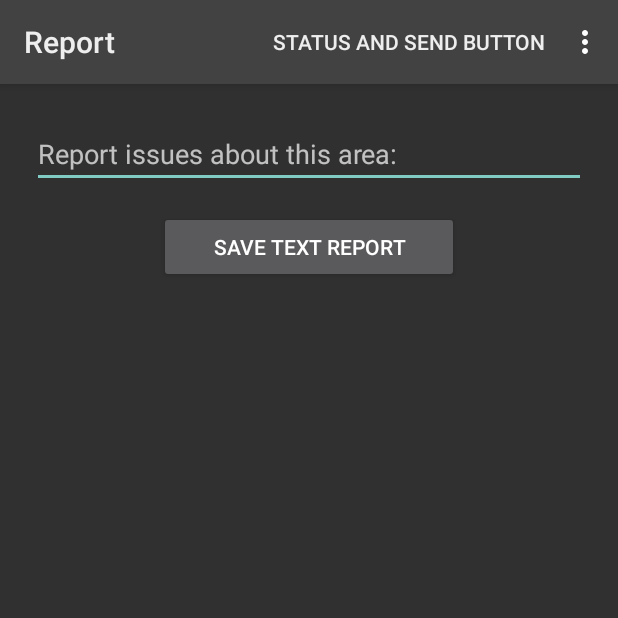
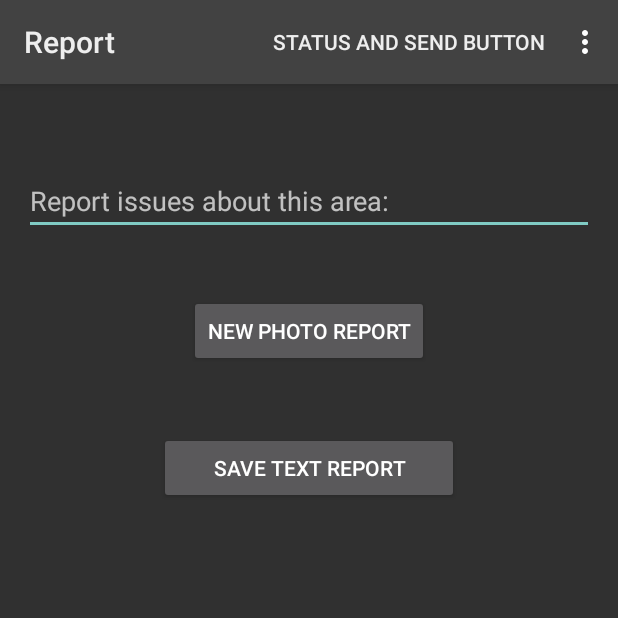
Before and after one commit to helliio/01-FFI_Android, an Android app: the Report screen opened directly, with no data from a screen before it, on a phone screen of 412 x 824 dp, the top half of it. Run offline under Robolectric (Android 15) with nearby library versions, the phone set to English and light mode, and no system bars.

Commit message:
Add add photo button

```diff
--- a/client/SituationAwareness/app/src/main/res/layout/report.xml
+++ b/client/SituationAwareness/app/src/main/res/layout/report.xml
@@ -6,28 +6,37 @@
     android:paddingRight="@dimen/activity_horizontal_margin"
     android:paddingTop="@dimen/activity_vertical_margin"
     android:paddingBottom="@dimen/activity_vertical_margin"
-                tools:context="ffiandroid.situationawareness.controller.Report">
+    tools:context="ffiandroid.situationawareness.Report">
 
     <EditText
         android:layout_width="match_parent"
         android:layout_height="wrap_content"
         android:id="@+id/report_edit_text_report"
         android:hint="@string/report_issues_about_this_area"
-        android:layout_marginRight="5dp"
-        android:layout_marginLeft="5dp"
-        android:layout_marginTop="8dp"
-        android:layout_marginBottom="15dp"
+        android:layout_marginTop="39dp"
         android:inputType="textMultiLine"
-        android:layout_centerHorizontal="true"/>
+        android:layout_alignParentTop="true"
+        android:layout_centerHorizontal="true" />
 
     <Button
         android:layout_width="wrap_content"
         android:layout_height="wrap_content"
         android:onClick="textReportOnClicked"
         android:width="200dp"
+        android:text="@string/save_report"
+        android:layout_marginTop="43dp"
+        android:layout_below="@+id/btn_photo"
+        android:layout_centerHorizontal="true" />
+
+    <Button
+        android:layout_width="wrap_content"
+        android:layout_height="wrap_content"
+        android:onClick="addPhotoButtonOnClicked"
+        android:text="@string/new_photo_report"
+        android:id="@+id/btn_photo"
+        android:layout_below="@+id/report_edit_text_report"
         android:layout_centerHorizontal="true"
-        android:text="@string/save_report"
-        android:layout_below="@id/report_edit_text_report"/>
+        android:layout_marginTop="40dp" />
 
 
 </RelativeLayout>
```
Lines whose indentation alone changed are shown as unchanged.
